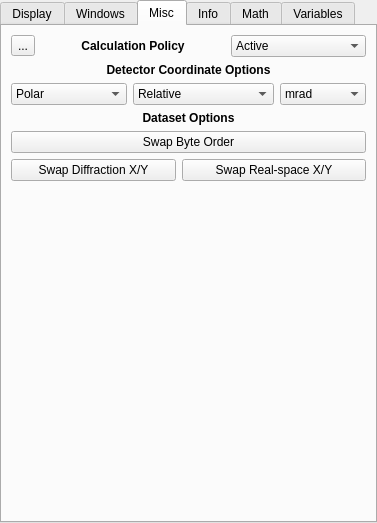
The window that src/gui/SettingsPanelForm.ui (bryandesser/Quant4D) describes before a commit, drawn with Qt 5.
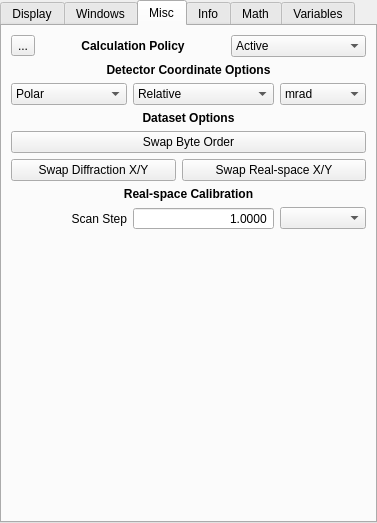
The same window after the commit. The open tabs and pages were chosen to show the change. Icons and pictures are not drawn. Custom widgets are drawn as their Qt base class.

Commit message: feat: real-space calibration: Scan Step of the file in the Import window (filled from calibrated py4DSTEM/pyQuant4D files) and of the loaded data in Settings > Misc (editable after import), scaled by import/export sampling and listed in the Info tab; fix Info tab real-space size shown as Y x X

Patch:
```diff
--- a/src/gui/SettingsPanelForm.ui
+++ b/src/gui/SettingsPanelForm.ui
@@ -1455,6 +1455,63 @@
         </widget>
        </item>
        <item row="6" column="0" colspan="8">
+        <widget class="QLabel" name="RealCalibPanel">
+         <property name="font">
+          <font>
+           <weight>75</weight>
+           <bold>true</bold>
+          </font>
+         </property>
+         <property name="text">
+          <string>Real-space Calibration</string>
+         </property>
+         <property name="alignment">
+          <set>Qt::AlignCenter</set>
+         </property>
+        </widget>
+       </item>
+       <item row="7" column="0" colspan="3">
+        <widget class="QLabel" name="RsStepLabel">
+         <property name="text">
+          <string>Scan Step</string>
+         </property>
+         <property name="alignment">
+          <set>Qt::AlignRight|Qt::AlignTrailing|Qt::AlignVCenter</set>
+         </property>
+         <property name="buddy">
+          <cstring>RsStep</cstring>
+         </property>
+        </widget>
+       </item>
+       <item row="7" column="3" colspan="3">
+        <widget class="QDoubleSpinBox" name="RsStep">
+         <property name="toolTip">
+          <string>Distance between neighbouring probe positions of the loaded data (the file's step times the import sampling); used for export</string>
+         </property>
+         <property name="alignment">
+          <set>Qt::AlignRight|Qt::AlignTrailing|Qt::AlignVCenter</set>
+         </property>
+         <property name="buttonSymbols">
+          <enum>QAbstractSpinBox::NoButtons</enum>
+         </property>
+         <property name="decimals">
+          <number>4</number>
+         </property>
+         <property name="minimum">
+          <double>0.000100000000000</double>
+         </property>
+         <property name="maximum">
+          <double>1000000.000000000000000</double>
+         </property>
+         <property name="value">
+          <double>1.000000000000000</double>
+         </property>
+        </widget>
+       </item>
+       <item row="7" column="6" colspan="2">
+        <widget class="QComboBox" name="RsUnits"/>
+       </item>
+       <item row="8" column="0" colspan="8">
         <spacer name="MiscTabSpacer">
          <property name="orientation">
           <enum>Qt::Vertical</enum>
```
The commit also changes 13 other files.
